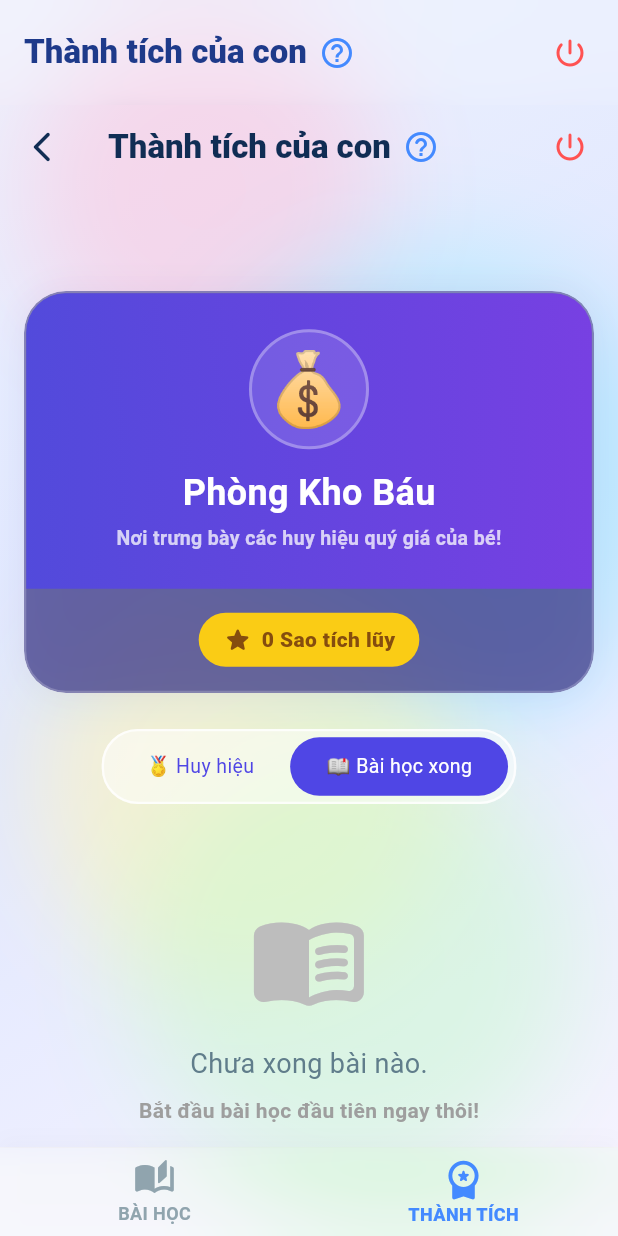
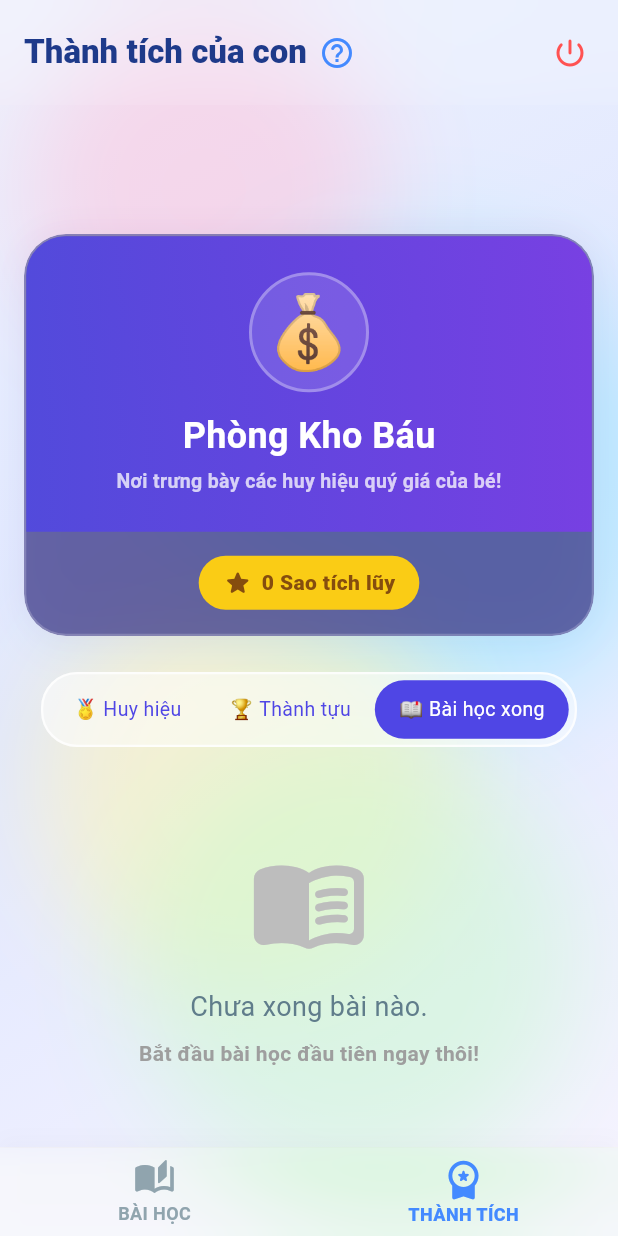
Before and after one commit to danghoangphuc1/KIDIO-Frontend, a Flutter app: the TopicsListScreen screen opened directly, item 2 of the bottom bar chosen, after a tap on "📖 Bài học xong", on a phone screen of 412 x 824 dp. Run offline on Flutter 3.47's test engine with Material 3 defaults, Android fonts, the phone set to English and light mode, and no system bars; our stand-ins replace app_links, audioplayers, cached_network_image, connectivity_plus, dio, flutter_animate and 6 more; missing offline and left inert: record; accounts and stored records are empty; network calls fail; Roboto replaces fonts that are missing (FredokaOne).

Commit message:
bao has completed mission

```diff
--- a/lib/api/api_client.dart
+++ b/lib/api/api_client.dart
@@ -22,8 +22,7 @@ class ApiClient {
     if (envUrl.isNotEmpty) {
       return envUrl;
     }
-    // Temporarily calling local API instead of Render because Render free tier blocks SMTP ports
-    return 'http://192.168.1.10:5109/api/';
+    return 'http://192.168.88.147:5109/api/';
     // return 'https://kidio-be.onrender.com/api/';
   }
   Future<bool> Function()? onRefreshToken;
--- a/lib/screens/achievements_screen.dart
+++ b/lib/screens/achievements_screen.dart
@@ -34,7 +34,7 @@ class AchievementsScreen extends StatefulWidget {
 }
 
 class _AchievementsScreenState extends State<AchievementsScreen> {
-  bool _showBadges = true;
+  int _selectedTab = 0; // 0: Huy Hiệu, 1: Thành Tựu, 2: Bài Học Xong
 
   @override
   Widget build(BuildContext context) {
@@ -383,8 +383,11 @@ class _AchievementsScreenState extends State<AchievementsScreen> {
 
                 const SizedBox(height: 24),
 
-                // ── Segment Selector for Badges vs Completed Lessons ──
-                Container(
+                // ── Segment Selector for 3 Tabs ──
+                SingleChildScrollView(
+                  scrollDirection: Axis.horizontal,
+                  physics: const BouncingScrollPhysics(),
+                  child: Container(
                     padding: const EdgeInsets.all(4),
                     decoration: BoxDecoration(
                       color: Colors.white.withOpacity(0.5),
@@ -394,71 +397,47 @@ class _AchievementsScreenState extends State<AchievementsScreen> {
                     child: Row(
                       mainAxisSize: MainAxisSize.min,
                       children: [
-                      GestureDetector(
-                        onTap: () => setState(() => _showBadges = true),
-                        child: Container(
-                          padding: const EdgeInsets.symmetric(horizontal: 24, vertical: 10),
-                          decoration: BoxDecoration(
-                            color: _showBadges ? const Color(0xFF4F46E5) : Colors.transparent,
-                            borderRadius: BorderRadius.circular(20),
+                        _buildTabButton(0, '🏅 Huy hiệu'),
+                        _buildTabButton(1, '🏆 Thành tựu'),
+                        _buildTabButton(2, '📖 Bài học xong'),
+                      ],
                     ),
-                          child: Text(
-                            '🏅 Huy hiệu',
-                            style: TextStyle(
-                              fontFamily: 'FredokaOne',
-                              fontSize: 13,
-                              color: _showBadges ? Colors.white : const Color(0xFF4F46E5),
-                            ),
-                          ),
-                        ),
-                      ),
-                      GestureDetector(
-                        onTap: () => setState(() => _showBadges = false),
-                        child: Container(
-                          padding: const EdgeInsets.symmetric(horizontal: 24, vertical: 10),
-                          decoration: BoxDecoration(
-                            color: !_showBadges ? const Color(0xFF4F46E5) : Colors.transparent,
-                            borderRadius: BorderRadius.circular(20),
-                          ),
-                          child: Text(
-                            '📖 Bài học xong',
-                            style: TextStyle(
-                              fontFamily: 'FredokaOne',
-                              fontSize: 13,
-                              color: !_showBadges ? Colors.white : const Color(0xFF4F46E5),
-                            ),
-                          ),
-                        ),
-                      ),
-                    ],
                   ),
                 ),
 
                 const SizedBox(height: 24),
 
-                if (_showBadges) ...[
-                  // ── Badges Title Header ──
+                if (_selectedTab == 0) ...[
+                  // ── Pokemon Badges View ──
+                  const SizedBox(height: 8),
+                  _buildPokemonBadgesList(completedLessonsCount),
+                ] else if (_selectedTab == 1) ...[
+                  // ── Achievements Title Header ──
                   Row(
                     mainAxisAlignment: MainAxisAlignment.spaceBetween,
                     children: [
-                      const Text(
-                        '🥇 Huy hiệu của bé',
+                      const Expanded(
+                        child: Text(
+                          '🏆 Thành tựu của bé',
                           style: TextStyle(
                             fontFamily: 'FredokaOne',
                             fontSize: 18,
                             fontWeight: FontWeight.w900,
                             color: Color(0xFF102D54),
                           ),
+                          overflow: TextOverflow.ellipsis,
                         ),
+                      ),
+                      const SizedBox(width: 8),
                       Container(
-                        padding: const EdgeInsets.symmetric(horizontal: 12, vertical: 6),
+                        padding: const EdgeInsets.symmetric(horizontal: 10, vertical: 6),
                         decoration: BoxDecoration(
                           color: Colors.white.withOpacity(0.8),
                           borderRadius: BorderRadius.circular(16),
                           border: Border.all(color: Colors.white, width: 1.5),
                         ),
                         child: Text(
-                          '$unlockedCount / ${badges.length} Đã mở',
+                          '$unlockedCount/${badges.length} Mở',
                           style: const TextStyle(
                             fontSize: 12,
                             fontWeight: FontWeight.w900,
@@ -471,13 +450,13 @@ class _AchievementsScreenState extends State<AchievementsScreen> {
 
                   const SizedBox(height: 16),
 
-                  // ── Badges Grid ──
+                  // ── Achievements Grid ──
                   GridView.builder(
                     shrinkWrap: true,
                     physics: const NeverScrollableScrollPhysics(),
                     gridDelegate: const SliverGridDelegateWithFixedCrossAxisCount(
                       crossAxisCount: 2,
-                      childAspectRatio: 0.95,
+                      childAspectRatio: 0.9, // Adjust ratio to prevent bottom overflow
                       crossAxisSpacing: 12,
                       mainAxisSpacing: 12,
                     ),
@@ -487,7 +466,7 @@ class _AchievementsScreenState extends State<AchievementsScreen> {
                       final isUnlocked = isBadgeUnlocked(badge);
 
                       return GlassCard(
-                        padding: const EdgeInsets.all(12),
+                        padding: const EdgeInsets.symmetric(horizontal: 8, vertical: 12),
                         borderRadius: BorderRadius.circular(24),
                         fillColor: isUnlocked
                             ? Colors.white.withOpacity(0.9)
@@ -503,8 +482,8 @@ class _AchievementsScreenState extends State<AchievementsScreen> {
                               clipBehavior: Clip.none,
                               children: [
                                 Container(
-                                  width: 60,
-                                  height: 60,
+                                  width: 50,
+                                  height: 50,
                                   decoration: BoxDecoration(
                                     color: isUnlocked
                                         ? badge.activeColor
@@ -519,12 +498,12 @@ class _AchievementsScreenState extends State<AchievementsScreen> {
                                   child: isUnlocked
                                       ? Text(
                                           badge.emoji,
-                                          style: const TextStyle(fontSize: 32),
+                                          style: const TextStyle(fontSize: 26),
                                         )
                                       : const Icon(
                                           Icons.lock_rounded,
                                           color: Color(0xFF94A3B8),
-                                          size: 26,
+                                          size: 22,
                                         ),
                                 ),
                                 if (isUnlocked)
@@ -540,31 +519,36 @@ class _AchievementsScreenState extends State<AchievementsScreen> {
                                       child: const Icon(
                                         Icons.check_rounded,
                                         color: Colors.white,
-                                        size: 12,
+                                        size: 10,
                                       ),
                                     ),
                                   ),
                               ],
                             ),
-                            const SizedBox(height: 10),
-                            Text(
+                            const SizedBox(height: 8),
+                            Expanded(
+                              child: Text(
                                 badge.title,
                                 textAlign: TextAlign.center,
+                                maxLines: 2,
+                                overflow: TextOverflow.ellipsis,
                                 style: TextStyle(
                                   fontFamily: 'FredokaOne',
-                                fontSize: 13,
+                                  fontSize: 12,
                                   fontWeight: FontWeight.w900,
                                   color: isUnlocked
                                       ? const Color(0xFF102D54)
                                       : const Color(0xFF64748B),
                                 ),
                               ),
-                            const SizedBox(height: 4),
+                            ),
                             Text(
-                              isUnlocked ? badge.rewardText : 'Học tập thêm để mở khóa!',
+                              isUnlocked ? badge.rewardText : 'Học thêm để mở!',
                               textAlign: TextAlign.center,
+                              maxLines: 2,
+                              overflow: TextOverflow.ellipsis,
                               style: TextStyle(
-                                fontSize: 10,
+                                fontSize: 9,
                                 fontWeight: FontWeight.bold,
                                 color: isUnlocked
                                     ? const Color(0xFFD97706)
@@ -576,7 +560,7 @@ class _AchievementsScreenState extends State<AchievementsScreen> {
                       );
                     },
                   ),
-                ] else ...[
+                ] else if (_selectedTab == 2) ...[
                   // ── Completed Lessons List View ──
                   if (progressProvider.completedLessons.isEmpty)
                     Center(
@@ -612,7 +596,7 @@ class _AchievementsScreenState extends State<AchievementsScreen> {
                             borderColor: Colors.white.withOpacity(0.9),
                             borderWidth: 1.5,
                             child: ListTile(
-                              contentPadding: const EdgeInsets.symmetric(horizontal: 20, vertical: 8),
+                              contentPadding: const EdgeInsets.symmetric(horizontal: 16, vertical: 8),
                               leading: Container(
                                 padding: const EdgeInsets.all(10),
                                 decoration: BoxDecoration(color: Colors.green.shade50, shape: BoxShape.circle),
@@ -621,9 +605,11 @@ class _AchievementsScreenState extends State<AchievementsScreen> {
                               title: Text(
                                 progress.lessonTitle?.isNotEmpty == true ? progress.lessonTitle! : 'Bài học #${index + 1}',
                                 style: const TextStyle(fontFamily: 'FredokaOne', fontWeight: FontWeight.w900, color: Color(0xFF102D54)),
+                                maxLines: 1,
+                                overflow: TextOverflow.ellipsis,
                               ),
                               subtitle: Text(
-                                'Đã nhận ${progress.starsEarned} ⭐ | Hoàn thành tốt',
+                                'Đã nhận ${progress.starsEarned} ⭐',
                                 style: const TextStyle(fontWeight: FontWeight.bold, color: Colors.blueGrey),
                               ),
                               trailing: const Icon(Icons.chevron_right_rounded, color: Colors.grey),
@@ -632,10 +618,6 @@ class _AchievementsScreenState extends State<AchievementsScreen> {
                                   context,
                                   MaterialPageRoute(builder: (context) => LessonDetailScreen(lessonId: progress.lessonId)),
                                 );
-                                // NOTE: Do NOT call loadChildProgress here.
-                                // submitProgress() inside LessonDetailScreen already calls
-                                // loadChildProgress() and awaits its completion before returning.
-                                // Calling it again would clear completedLessons=[] and cause a flash.
                               },
                             ),
                           ),
@@ -647,6 +629,98 @@ class _AchievementsScreenState extends State<AchievementsScreen> {
             ),
           ),
         ),
+      ),
+    );
+  }
+
+  Widget _buildTabButton(int index, String title) {
+    final isSelected = _selectedTab == index;
+    return GestureDetector(
+      onTap: () => setState(() => _selectedTab = index),
+      child: Container(
+        padding: const EdgeInsets.symmetric(horizontal: 16, vertical: 10),
+        decoration: BoxDecoration(
+          color: isSelected ? const Color(0xFF4F46E5) : Colors.transparent,
+          borderRadius: BorderRadius.circular(20),
+        ),
+        child: Text(
+          title,
+          style: TextStyle(
+            fontFamily: 'FredokaOne',
+            fontSize: 13,
+            color: isSelected ? Colors.white : const Color(0xFF4F46E5),
+          ),
+        ),
+      ),
+    );
+  }
+
+  Widget _buildPokemonBadgesList(int completedLessonsCount) {
+    return Column(
+      children: [
+        _buildPokemonBadgeItem('https://raw.githubusercontent.com/PokeAPI/sprites/master/sprites/badges/1.png', 'Tân binh dũng cảm', 'Cần: 1 bài học', completedLessonsCount >= 1),
+        _buildPokemonBadgeItem('https://raw.githubusercontent.com/PokeAPI/sprites/master/sprites/badges/2.png', 'Chiến binh thông thái', 'Cần: 2 bài học', completedLessonsCount >= 2),
+        _buildPokemonBadgeItem('https://raw.githubusercontent.com/PokeAPI/sprites/master/sprites/badges/3.png', 'Ngôi sao chớp nhoáng', 'Cần: 3 bài học', completedLessonsCount >= 3),
+        _buildPokemonBadgeItem('https://raw.githubusercontent.com/PokeAPI/sprites/master/sprites/badges/4.png', 'Sắc màu rực rỡ', 'Cần: 4 bài học', completedLessonsCount >= 4),
+        _buildPokemonBadgeItem('https://raw.githubusercontent.com/PokeAPI/sprites/master/sprites/badges/5.png', 'Trái tim kiên cường', 'Cần: 5 bài học', completedLessonsCount >= 5),
+        _buildPokemonBadgeItem('https://raw.githubusercontent.com/PokeAPI/sprites/master/sprites/badges/6.png', 'Bậc thầy kiên nhẫn', 'Cần: 6 bài học', completedLessonsCount >= 6),
+        _buildPokemonBadgeItem('https://raw.githubusercontent.com/PokeAPI/sprites/master/sprites/badges/7.png', 'Ngọn lửa nhiệt huyết', 'Cần: 7 bài học', completedLessonsCount >= 7),
+        _buildPokemonBadgeItem('https://raw.githubusercontent.com/PokeAPI/sprites/master/sprites/badges/8.png', 'Nhà vô địch Trái Đất', 'Cần: 8 bài học', completedLessonsCount >= 8),
+      ],
+    );
+  }
+
+  Widget _buildPokemonBadgeItem(String imgUrl, String title, String requirement, bool isUnlocked) {
+    return Container(
+      margin: const EdgeInsets.only(bottom: 12),
+      padding: const EdgeInsets.symmetric(horizontal: 16, vertical: 12),
+      decoration: BoxDecoration(
+        color: isUnlocked ? const Color(0xFFFFFBEB) : Colors.white.withOpacity(0.5),
+        borderRadius: BorderRadius.circular(20),
+        border: Border.all(color: isUnlocked ? const Color(0xFFFDE68A) : Colors.grey.shade300, width: 1.2),
+      ),
+      child: Row(
+        children: [
+          Opacity(
+            opacity: isUnlocked ? 1.0 : 0.3,
+            child: CachedNetworkImage(
+              imageUrl: imgUrl,
+              width: 44,
+              height: 44,
+              errorWidget: (context, url, error) => Icon(Icons.stars, color: isUnlocked ? Colors.orange : Colors.grey),
+            ),
+          ),
+          const SizedBox(width: 16),
+          Expanded(
+            child: Column(
+              crossAxisAlignment: CrossAxisAlignment.start,
+              children: [
+                Text(
+                  isUnlocked ? title : '???',
+                  style: TextStyle(
+                    fontFamily: 'FredokaOne',
+                    fontSize: 16,
+                    fontWeight: FontWeight.w900,
+                    color: isUnlocked ? const Color(0xFFD97706) : Colors.grey,
+                  ),
+                ),
+                const SizedBox(height: 4),
+                Text(
+                  requirement,
+                  style: const TextStyle(
+                    fontWeight: FontWeight.bold,
+                    fontSize: 13,
+                    color: Colors.blueGrey,
+                  ),
+                ),
+              ],
+            ),
+          ),
+          if (isUnlocked)
+            const Icon(Icons.check_circle_rounded, color: Colors.green)
+          else
+            const Icon(Icons.lock_rounded, color: Colors.grey),
+        ],
       ),
     );
   }
--- a/lib/screens/parent_dashboard_screen.dart
+++ b/lib/screens/parent_dashboard_screen.dart
@@ -38,7 +38,9 @@ class _ParentDashboardScreenState extends State<ParentDashboardScreen> with Sing
 
   Future<void> _reloadData() async {
     context.read<DashboardProvider>().loadOverview();
-    context.read<ChildProvider>().loadChildren();
+    await context.read<ChildProvider>().loadChildren();
+
+    if (!mounted) return;
 
     final children = context.read<ChildProvider>().children;
     if (children.isNotEmpty) {
--- a/lib/screens/topics_list_screen.dart
+++ b/lib/screens/topics_list_screen.dart
@@ -75,7 +75,7 @@ class _TopicsListScreenState extends State<TopicsListScreen> {
   Widget build(BuildContext context) {
     final List<Widget> pages = [
       _buildTopicsGrid(),
-      const AchievementsScreen(),
+      const AchievementsScreen(isTab: true),
     ];
 
     return Scaffold(
--- a/lib/screens/vocab_learn_screen.dart
+++ b/lib/screens/vocab_learn_screen.dart
@@ -194,8 +194,9 @@ class _VocabLearnScreenState extends State<VocabLearnScreen>
                         style: TextStyle(fontSize: 18, fontWeight: FontWeight.bold, color: Colors.white),
                       ).animate().fade(delay: 300.ms).slideY(begin: 0.2),
                       const SizedBox(height: 32),
-                      Row(
-                        mainAxisAlignment: MainAxisAlignment.center,
+                      Wrap(
+                        alignment: WrapAlignment.center,
+                        spacing: 8,
                         children: ['🎈', '🎉', '🏆', '🎉', '🎈']
                             .asMap()
                             .entries
--- a/lib/screens/vocabulary_quiz_screen.dart
+++ b/lib/screens/vocabulary_quiz_screen.dart
@@ -372,7 +372,7 @@ class _VocabularyQuizScreenState extends State<VocabularyQuizScreen> {
                 flex: 4,
                 child: Container(
                   width: double.infinity,
-                  padding: const EdgeInsets.all(20),
+                  padding: const EdgeInsets.symmetric(horizontal: 20, vertical: 12),
                   decoration: BoxDecoration(
                     gradient: const LinearGradient(
                       colors: [Color(0xFF8B5CF6), Color(0xFF6D28D9)],
```
Also changed, not shown: lib/providers/progress_provider.dart (+6 -2 lines), lib/screens/pronunciation_challenge_screen.dart (+35 -18 lines). Lines whose indentation alone changed are shown as unchanged.
